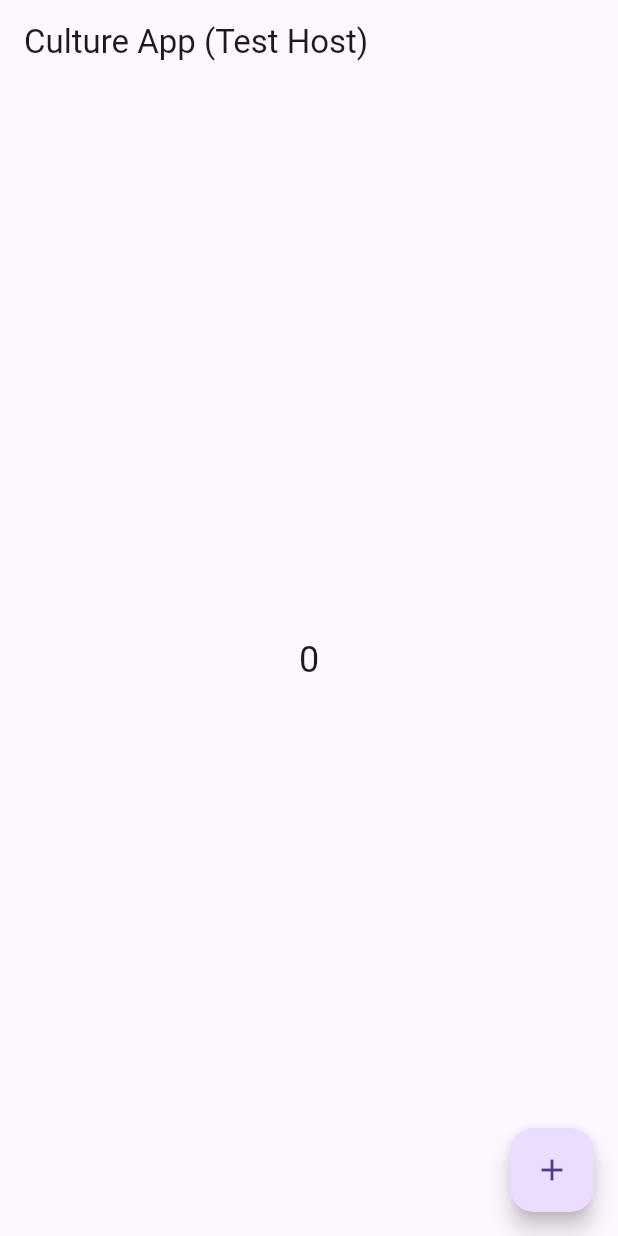
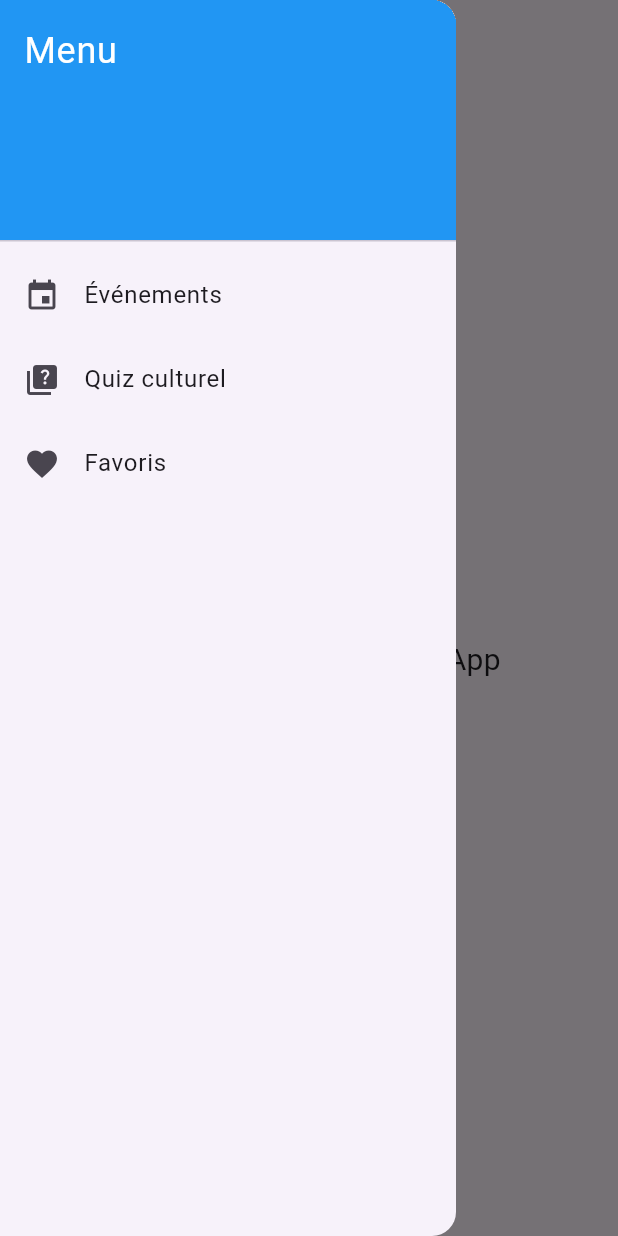
Before and after one commit to Hojine-06/CultureApp, a Flutter app: the screen it shows after launch, with the side drawer open (before the commit the screen has no drawer), on a phone screen of 412 x 824 dp. Run offline on Flutter 3.47's test engine with Material 3 defaults, Android fonts, the light colour scheme and no system bars; our stand-ins replace shared_preferences.

Commit message:
feat(favorites): add favorites model, screen and route; add shared_preferences

```diff
--- a/lib/main.dart
+++ b/lib/main.dart
@@ -1,42 +1,65 @@
 import 'package:flutter/material.dart';
+import 'screens/favorites_screen.dart';
+import 'screens/events_screen.dart';
+import 'screens/quiz_screen.dart';
 
 void main() {
   runApp(const MyApp());
 }
 
-class MyApp extends StatefulWidget {
+class MyApp extends StatelessWidget {
   const MyApp({super.key});
-
-  @override
-  State<MyApp> createState() => _MyAppState();
-}
-
-class _MyAppState extends State<MyApp> {
-  int _counter = 0;
-
-  void _incrementCounter() {
-    setState(() {
-      _counter++;
-    });
-  }
 
   @override
   Widget build(BuildContext context) {
     return MaterialApp(
       debugShowCheckedModeBanner: false,
-      home: Scaffold(
-        appBar: AppBar(
-          title: const Text('Culture App (Test Host)'),
-        ),
-        body: Center(
-          child: Text('$_counter', style: const TextStyle(fontSize: 24)),
-        ),
-        floatingActionButton: FloatingActionButton(
-          onPressed: _incrementCounter,
-          tooltip: 'Increment',
-          child: const Icon(Icons.add),
-        ),
-      ),
+      title: 'Culture App',
+      initialRoute: '/',
+      routes: {
+        '/': (context) => const HomeScreen(),
+        '/events': (context) => const EventsScreen(),
+        '/quiz': (context) => const QuizScreen(),
+        '/favorites': (context) => const FavoritesScreen(),
+      },
     );
   }
 }
+
+class HomeScreen extends StatelessWidget {
+  const HomeScreen({super.key});
+
+  @override
+  Widget build(BuildContext context) {
+    return Scaffold(
+      appBar: AppBar(title: const Text('Culture App')),
+      drawer: Drawer(
+        child: ListView(
+          padding: EdgeInsets.zero,
+          children: [
+            const DrawerHeader(
+              decoration: BoxDecoration(color: Colors.blue),
+              child: Text('Menu', style: TextStyle(color: Colors.white, fontSize: 24)),
+            ),
+            ListTile(
+              leading: const Icon(Icons.event),
+              title: const Text('Événements'),
+              onTap: () => Navigator.pushNamed(context, '/events'),
+            ),
+            ListTile(
+              leading: const Icon(Icons.quiz),
+              title: const Text('Quiz culturel'),
+              onTap: () => Navigator.pushNamed(context, '/quiz'),
+            ),
+            ListTile(
+              leading: const Icon(Icons.favorite),
+              title: const Text('Favoris'),
+              onTap: () => Navigator.pushNamed(context, '/favorites'),
+            ),
+          ],
+        ),
+      ),
+      body: const Center(child: Text('Bienvenue dans Culture App', style: TextStyle(fontSize: 20))),
+    );
+  }
+}
--- a/pubspec.yaml
+++ b/pubspec.yaml
@@ -34,6 +34,8 @@ dependencies:
   # The following adds the Cupertino Icons font to your application.
   # Use with the CupertinoIcons class for iOS style icons.
   cupertino_icons: ^1.0.8
+
+  shared_preferences: ^2.0.15
 
 dev_dependencies:
   flutter_test:
```
Also changed, not shown: lib/models/favorite_model.dart (added, +35 -0 lines), lib/screens/favorites_screen.dart (added, +102 -0 lines).
